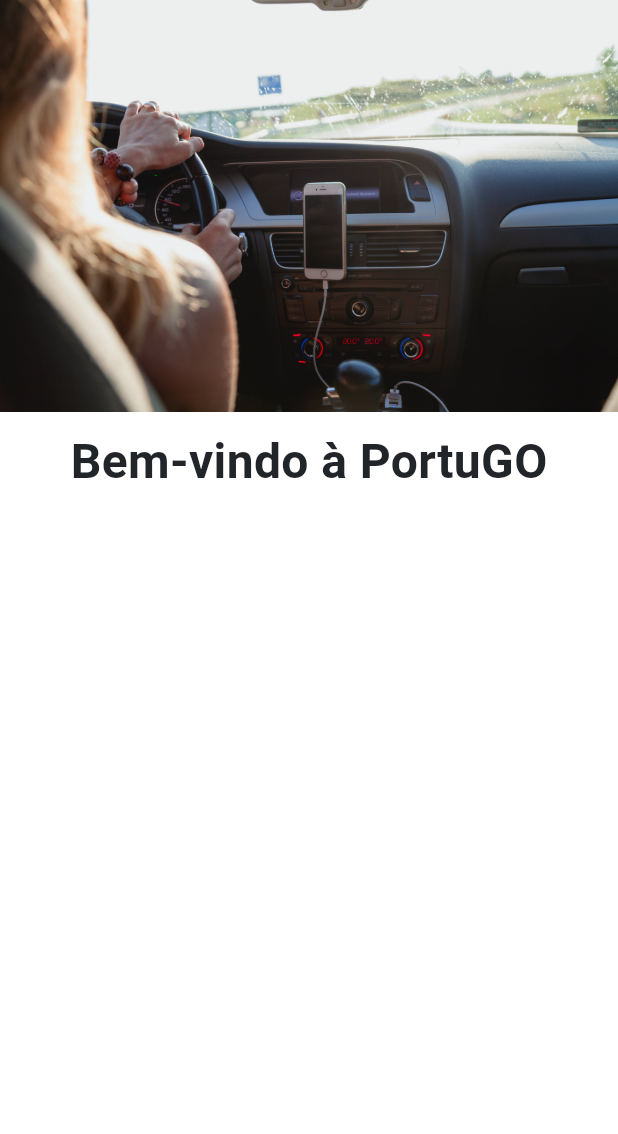
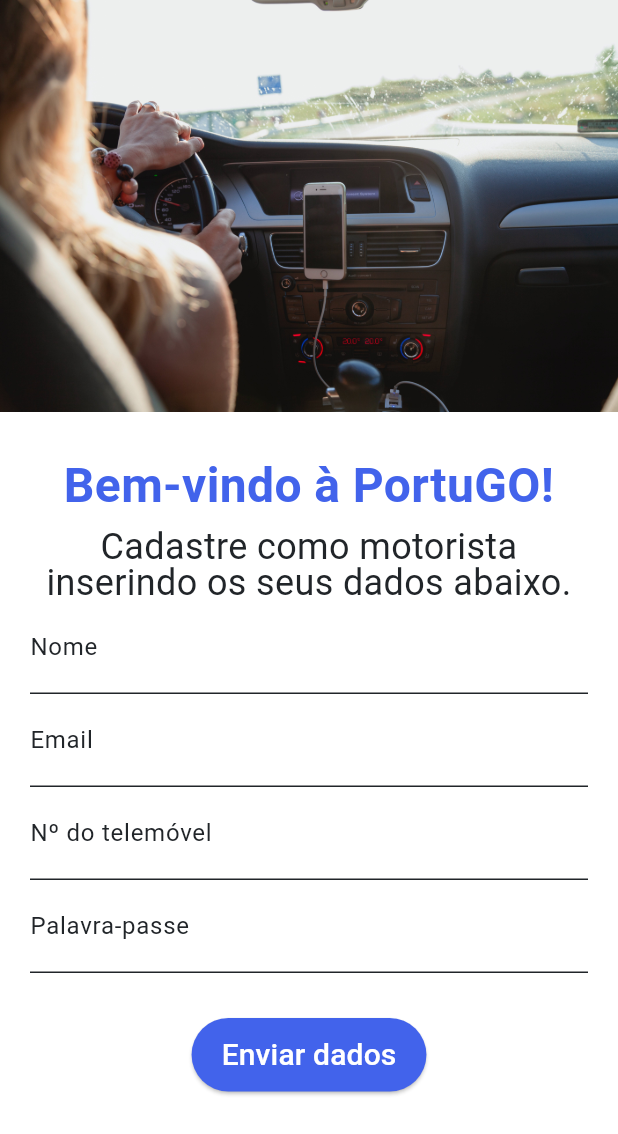
Before and after one commit to LeonardoDuarteCoelho/portu-go-app, a Flutter app: the screen it shows after launch, on a phone screen of 412 x 824 dp. Shown: the top 1134 px of the screen. Run offline on Flutter 3.47's test engine with Material 3 defaults, Android fonts, the phone set to English and light mode, and no system bars.

Commit message:
"Sign Up" screen completed. New directories: - 'authenticationScreens': Will contain the authentication steps for the driver's account — "Sign Up", "Car Details" and "Log In" screens. - 'components': Will contain all custom components for this app, helping standardize UI elements. New files: - 'button.dart': A custom button. - 'text_input.dart': A custom text field.

```diff
--- /dev/null
+++ b/lib/authenticationScreens/signup_screen.dart
@@ -0,0 +1,110 @@
+import 'package:flutter/material.dart';
+import 'package:portu_go_driver/components/button.dart';
+import 'package:portu_go_driver/constants.dart';
+import 'package:portu_go_driver/components/text_input.dart';
+
+class SignUpScreen extends StatefulWidget {
+  const SignUpScreen({super.key});
+
+  @override
+  State<SignUpScreen> createState() => _SignUpScreenState();
+}
+
+class _SignUpScreenState extends State<SignUpScreen> {
+  // 'TextEditingController' is basically what permits us to set text, via code, into text fields.
+  TextEditingController nameTextEditingController     = TextEditingController();
+  TextEditingController emailTextEditingController    = TextEditingController();
+  TextEditingController phoneTextEditingController    = TextEditingController();
+  TextEditingController passwordTextEditingController = TextEditingController();
+
+  @override
+  Widget build(BuildContext context) {
+    return Scaffold(
+      backgroundColor: AppColors.white,
+      // For getting the driver's data from the multiples text fields:
+      body: SingleChildScrollView(
+        child: Column(
+            mainAxisAlignment: MainAxisAlignment.start,
+            children: [
+
+              Image.asset('images/pexels-peter-fazekas-1386649.jpg'),
+              Padding(
+                  padding: const EdgeInsets.all(AppSpaceValues.space3),
+                  child: Column(
+                    children: [
+                      const SizedBox(height: AppSpaceValues.space2),
+
+                      const Text(
+                        AppStrings.welcomeMessage,
+                        textAlign: TextAlign.center,
+                        style: TextStyle(
+                          fontFamily: AppFontFamilies.primaryFont,
+                          fontSize: AppFontSizes.xl,
+                          fontWeight: AppFontWeights.bold,
+                          color: AppColors.indigo7,
+                          height: AppLineHeights.ml,
+                        ),
+                      ),
+
+                      const SizedBox(height: AppSpaceValues.space2),
+
+                      const Text(
+                        AppStrings.signingUpAsDriverMessage,
+                        textAlign: TextAlign.center,
+                        style: TextStyle(
+                          fontFamily: AppFontFamilies.primaryFont,
+                          fontSize: AppFontSizes.l,
+                          fontWeight: AppFontWeights.regular,
+                          color: AppColors.gray9,
+                          height: AppLineHeights.m,
+                        ),
+                      ),
+
+                      // --> Driver's name:
+                      CustomTextInput(
+                        controller: nameTextEditingController,
+                        labelText: AppStrings.nameTextField,
+                        hintText: AppStrings.nameTextField,
+                      ),
+
+                      // --> Driver's email:
+                      CustomTextInput(
+                        controller: emailTextEditingController,
+                        keyboardType: TextInputType.emailAddress,
+                        labelText: AppStrings.emailTextField,
+                        hintText: AppStrings.emailTextField,
+                      ),
+
+                      // --> Driver's phone number:
+                      CustomTextInput(
+                        controller: phoneTextEditingController,
+                        keyboardType: TextInputType.phone,
+                        labelText: AppStrings.phoneTextField,
+                        hintText: AppStrings.phoneTextField,
+                      ),
+
+                      // --> Driver's password:
+                      CustomTextInput(
+                        controller: passwordTextEditingController,
+                        labelText: AppStrings.passwordTextField,
+                        hintText: AppStrings.passwordTextField,
+                        obscureText: true,
+                      ),
+
+                      const SizedBox(height: AppSpaceValues.space4),
+
+                      CustomButton(
+                          text: AppStrings.submitButton,
+                          onPressed: () {
+                            // TODO: Send the driver's data to database.
+                          }
+                      ),
+                    ],
+                  ),
+              ),
+          ],
+        ),
+      ),
+    );
+  }
+}
--- /dev/null
+++ b/lib/components/button.dart
@@ -0,0 +1,50 @@
+import 'package:flutter/material.dart';
+import 'package:portu_go_driver/constants.dart';
+
+class CustomButton extends StatelessWidget {
+  final String text;
+  final VoidCallback onPressed;
+  final Color? backgroundColor;
+  final Color? textColor;
+  final double? btnContentSize;
+  final IconData? icon; // New parameter for icon
+
+  const CustomButton({
+    Key? key,
+    required this.text,
+    required this.onPressed,
+    this.backgroundColor = AppColors.indigo7,
+    this.textColor = AppColors.white,
+    this.btnContentSize = AppFontSizes.ml,
+    this.icon, // Initialize the new parameter
+  }) : super(key: key);
+
+  @override
+  Widget build(BuildContext context) {
+    return ElevatedButton(
+      onPressed: onPressed,
+      style: ElevatedButton.styleFrom(
+        backgroundColor: backgroundColor,
+        foregroundColor: textColor,
+        padding: const EdgeInsets.symmetric(horizontal: AppSpaceValues.space3, vertical: AppSpaceValues.space2),
+        shape: RoundedRectangleBorder(
+          borderRadius: BorderRadius.circular(AppSpaceValues.space9),
+          side: BorderSide.none,
+        ),
+      ),
+      child: Row(
+        mainAxisSize: MainAxisSize.min, // Ensures the Row only takes up necessary space
+        children: [
+          if (icon != null) Icon(icon, size: btnContentSize), // Conditional icon
+          if (icon != null) const SizedBox(width: AppSpaceValues.space1), // Space between icon and text
+          Text(
+            text,
+            style: TextStyle(
+              fontSize: btnContentSize,
+            ),
+          ),
+        ],
+      ),
+    );
+  }
+}
--- /dev/null
+++ b/lib/components/text_input.dart
@@ -0,0 +1,59 @@
+import 'package:flutter/material.dart';
+import 'package:portu_go_driver/constants.dart';
+
+class CustomTextInput extends StatelessWidget  {
+  final String hintText;
+  final String labelText;
+  final TextEditingController controller;
+  final TextInputType keyboardType;
+  final bool obscureText;
+  final TextInputAction textInputAction;
+  final Function(String)? onSubmitted;
+
+  const CustomTextInput({
+    Key? key,
+    required this.hintText,
+    required this.labelText,
+    required this.controller,
+    this.keyboardType = TextInputType.text,
+    this.obscureText = false,
+    this.textInputAction = TextInputAction.done,
+    this.onSubmitted,
+  }) : super(key: key);
+
+  @override
+  Widget build(BuildContext context) {
+    return TextField(
+      controller: controller,
+      keyboardType: keyboardType,
+      obscureText: obscureText,
+      textInputAction: textInputAction,
+      onSubmitted: onSubmitted,
+      style: const TextStyle(
+        color: AppColors.gray9,
+        fontSize: AppFontSizes.ml,
+        fontWeight: AppFontWeights.regular,
+      ),
+      decoration: InputDecoration(
+        labelText: labelText,
+        labelStyle: const TextStyle(
+          color: AppColors.gray9,
+          fontSize: AppFontSizes.m,
+          fontWeight: AppFontWeights.regular,
+        ),
+        hintText: hintText,
+        hintStyle: const TextStyle(
+          color: AppColors.gray5,
+          fontSize: AppFontSizes.ml,
+          fontWeight: AppFontWeights.regular,
+        ),
+        enabledBorder: const UnderlineInputBorder(
+            borderSide: BorderSide(color: AppColors.gray9)
+        ),
+        focusedBorder: const UnderlineInputBorder(
+            borderSide: BorderSide(color: AppColors.gray9)
+        ),
+      ),
+    );
+  }
+}
--- a/lib/constants.dart
+++ b/lib/constants.dart
@@ -1,8 +1,15 @@
 import 'package:flutter/material.dart';
 
 class AppStrings {
-  // 'splash_screen.dart'
-  static const String welcomeMessage = 'Bem-vindo à PortuGO';
+  // 'splash_screen.dart' and 'signup_screen.dart'
+  static const String welcomeMessage = 'Bem-vindo à PortuGO!';
+  static const String signingUpAsDriverMessage = 'Cadastre como motorista inserindo os seus dados abaixo.';
+  static const String nameTextField = 'Nome';
+  static const String emailTextField = 'Email';
+  static const String phoneTextField = 'Nº do telemóvel';
+  static const String passwordTextField = 'Palavra-passe';
+  static const String submitButton = 'Enviar dados';
+
   // --------------------------------------------------------
 
   // 'home_screen.dart'
@@ -65,24 +72,36 @@
   static const double s   = 12;
 }
 
+class AppFontWeights {
+  static const black     = FontWeight.w900;
+  static const semiBlack = FontWeight.w800;
+  static const bold      = FontWeight.w700;
+  static const semiBold  = FontWeight.w600;
+  static const medium    = FontWeight.w500;
+  static const regular   = FontWeight.w400;
+  static const light     = FontWeight.w300;
+  static const semiLight = FontWeight.w200;
+  static const thin      = FontWeight.w100;
+}
+
 class AppLineHeights {
-  static const double xxl = 44;
-  static const double xl  = 36;
-  static const double l   = 28;
-  static const double ml  = 24;
-  static const double m   = 20;
-  static const double sm  = 18;
-  static const double s   = 16;
+  static const double xxl = 1.8;
+  static const double xl  = 1.6;
+  static const double l   = 1.4;
+  static const double ml  = 1.2;
+  static const double m   = 1.0;
+  static const double sm  = 0.9;
+  static const double s   = 0.8;
 }
 
 class AppSpaceValues {
-  static const space1 = 5;
-  static const space2 = 10;
-  static const space3 = 20;
-  static const space4 = 30;
-  static const space5 = 40;
-  static const space6 = 50;
-  static const space7 = 60;
-  static const space8 = 70;
-  static const space9 = 80;
+  static const double space1 = 5;
+  static const double space2 = 10;
+  static const double space3 = 20;
+  static const double space4 = 30;
+  static const double space5 = 40;
+  static const double space6 = 50;
+  static const double space7 = 60;
+  static const double space8 = 70;
+  static const double space9 = 80;
 }
--- a/lib/main.dart
+++ b/lib/main.dart
@@ -1,4 +1,5 @@
 import 'package:flutter/material.dart';
+import 'package:portu_go_driver/constants.dart';
 import 'package:portu_go_driver/splashScreen/splash_screen.dart';
 
 /// CHANGELOG:
@@ -19,7 +20,7 @@
       child: MaterialApp(
         title: 'PortuGO Driver',
         theme: ThemeData(
-          colorScheme: ColorScheme.fromSeed(seedColor: Colors.deepPurple),
+          colorScheme: ColorScheme.fromSeed(seedColor: AppColors.indigo7),
           useMaterial3: true,
         ),
         home: const MySplashScreen(),
--- a/lib/mainScreens/main_screen.dart
+++ b/lib/mainScreens/main_screen.dart
@@ -27,7 +27,6 @@
   // ('main_screen.dart'):
   @override
   void initState() {
-    // TODO: implement initState
     super.initState();
     tabController = TabController(length: numberOfPages, vsync: this);
   }
--- a/lib/splashScreen/splash_screen.dart
+++ b/lib/splashScreen/splash_screen.dart
@@ -1,6 +1,7 @@
 import 'dart:async';
 
 import 'package:flutter/material.dart';
+import 'package:portu_go_driver/authenticationScreens/signup_screen.dart';
 import 'package:portu_go_driver/constants.dart';
 import 'package:portu_go_driver/mainScreens/main_screen.dart';
 
@@ -12,17 +13,18 @@
 }
 
 class _MySplashScreenState extends State<MySplashScreen> {
+  static const int splashScreenTimer = 3;
+
   startTimer() {
-    Timer(const Duration(seconds: 13), () async {
+    Timer(const Duration(seconds: splashScreenTimer), () async {
       // Sending the user to the main screen:
-      Navigator.push(context, MaterialPageRoute(builder: (c) => MainScreen()));
+      Navigator.push(context, MaterialPageRoute(builder: (c) => const SignUpScreen()));
     });
   }
 
   // 'initState()' will be called whenever we go to any page of the app.
   @override
   void initState() {
-    // TODO: implement initState
     super.initState();
     startTimer();
   }
```
